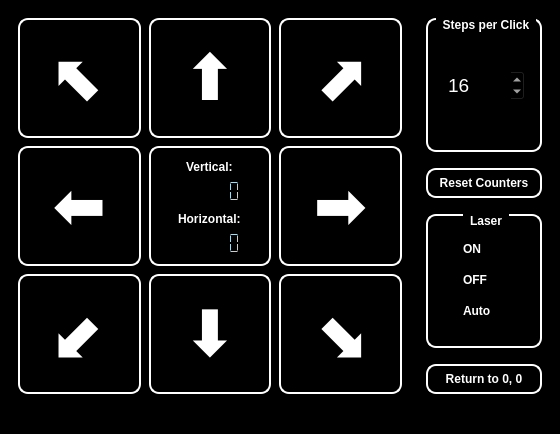
Above: axis45.ui from muchnoi/motor before the change. Below: the same form after it.
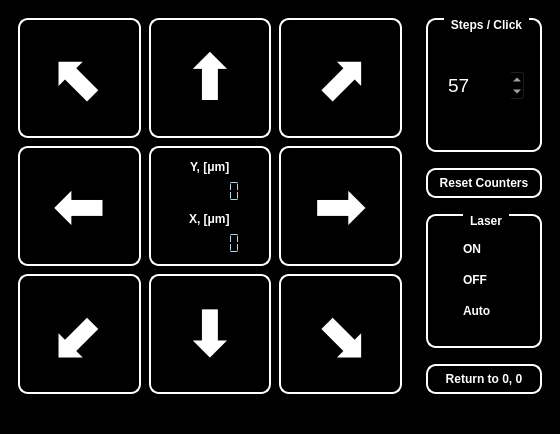
That is the form after the change.

Commit message: first experimantal check for auto mode

```diff
--- a/axis45.ui
+++ b/axis45.ui
@@ -266,7 +266,7 @@
           <item alignment="Qt::AlignHCenter|Qt::AlignBottom">
            <widget class="QLabel" name="label_1">
             <property name="text">
-             <string>Vertical:</string>
+             <string>Y, [μm]</string>
             </property>
            </widget>
           </item>
@@ -286,7 +286,7 @@
           <item alignment="Qt::AlignHCenter|Qt::AlignBottom">
            <widget class="QLabel" name="label_2">
             <property name="text">
-             <string>Horizontal:</string>
+             <string>X, [μm]</string>
             </property>
            </widget>
           </item>
@@ -461,7 +461,7 @@
        <item>
         <widget class="QGroupBox" name="StepsGroup">
          <property name="title">
-          <string>Steps per Click</string>
+          <string>Steps / Click</string>
          </property>
          <layout class="QVBoxLayout" name="verticalLayout_3">
           <property name="topMargin">
@@ -493,7 +493,7 @@
              <enum>QAbstractSpinBox::AdaptiveDecimalStepType</enum>
             </property>
             <property name="value">
-             <number>16</number>
+             <number>57</number>
             </property>
            </widget>
           </item>
```
The commit also changes 2 other files.
